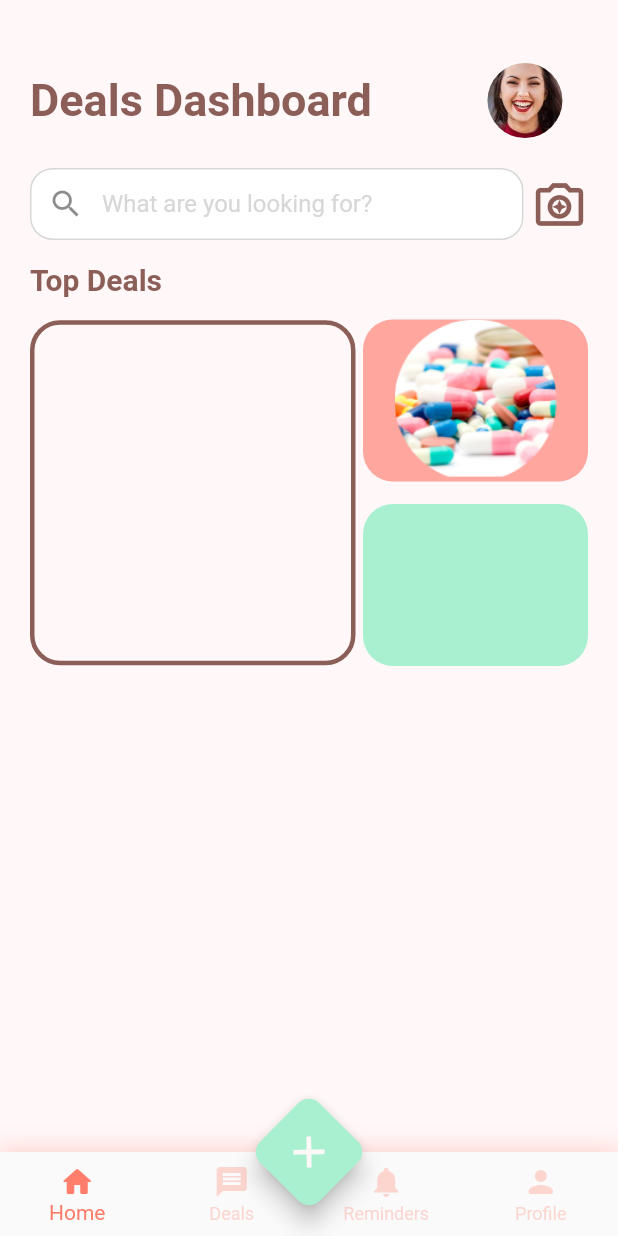
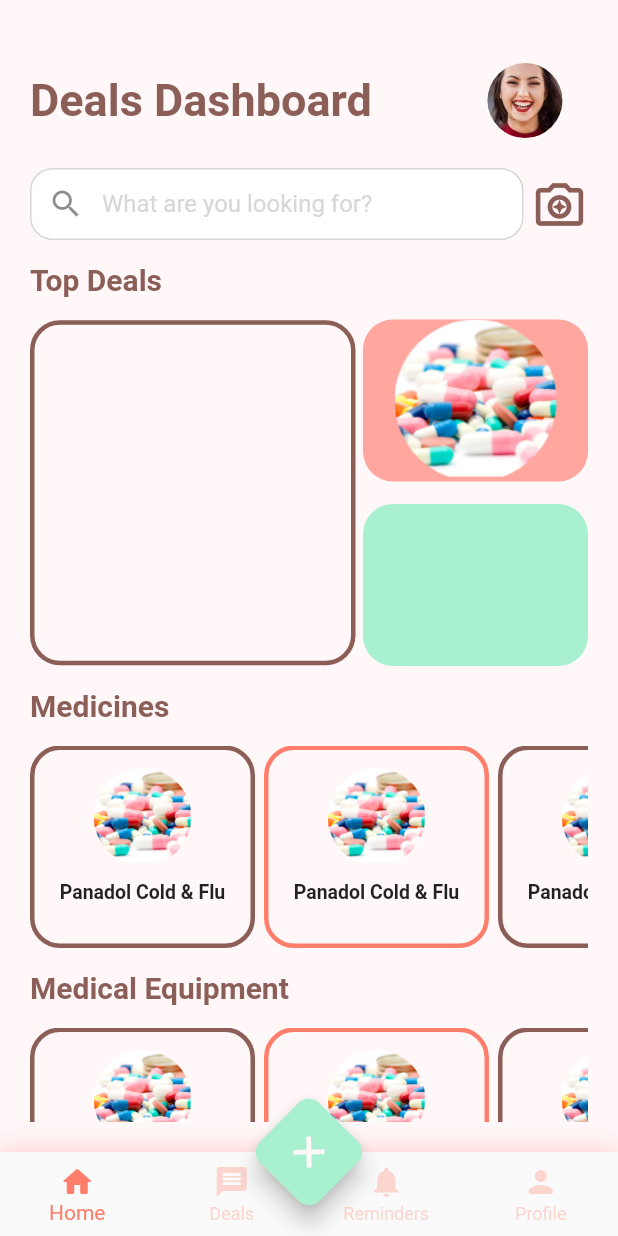
Before and after one commit to SaraHossGit/khalsana_app, a Flutter app: the DealsDashboard screen opened directly, on a phone screen of 412 x 824 dp. Run offline on Flutter 3.47's test engine with Material 2 defaults, Android fonts, the phone set to English and light mode, and no system bars.

Commit message:
Dashboard Tiles

```diff
--- a/lib/shared/component/components.dart
+++ b/lib/shared/component/components.dart
@@ -1,8 +1,10 @@
+// ignore_for_file: prefer_const_constructors
+
 import 'package:flutter/material.dart';
 
 import '../../style/colors.dart';
 
-Widget defaultTextForm({
+Widget customizedTextForm({
   required var controller,
   required IconData prefixIcon,
   required String hint,
@@ -57,3 +59,85 @@
         ),
       ),
     );
+
+Widget customizedNavBar({
+  required var selectedIndex,
+  required var onItemTapped,
+}) =>
+    Container(
+      decoration: BoxDecoration(
+        boxShadow: [
+          BoxShadow(
+            color: buttonColor2.withOpacity(0.3),
+            spreadRadius: 2,
+            blurRadius: 12,
+          ),
+        ],
+      ),
+      child: ClipRRect(
+        child: BottomNavigationBar(
+          unselectedItemColor: buttonColor2.withOpacity(0.3),
+          selectedItemColor: buttonColor2,
+          type: BottomNavigationBarType.fixed,
+          items: const [
+            BottomNavigationBarItem(
+              icon: Icon(Icons.home_rounded),
+              label: 'Home',
+            ),
+            BottomNavigationBarItem(
+              icon: Icon(Icons.message),
+              label: 'Deals',
+            ),
+            BottomNavigationBarItem(
+              icon: Icon(Icons.notifications),
+              label: 'Reminders',
+            ),
+            BottomNavigationBarItem(
+              icon: Icon(Icons.person_rounded),
+              label: 'Profile',
+            ),
+          ],
+          currentIndex: selectedIndex,
+          onTap: onItemTapped,
+        ),
+      ),
+    );
+
+Widget customizedFloatingActionButton() => Transform.rotate(
+      angle: 40.05,
+      child: FloatingActionButton(
+        foregroundColor: backgroundColor, //Color of the "add" icon
+        splashColor: buttonColor2, //Color when the icon is pressed
+        onPressed: () {},
+        child: Transform.rotate(
+            angle: 40.05,
+            child: const Icon(
+              Icons.add,
+              size: 35.0,
+            )),
+        backgroundColor: buttonColor1,
+        shape: RoundedRectangleBorder(
+          borderRadius: BorderRadius.circular(10.0),
+        ),
+      ),
+    );
+
+Widget customizedHeadline({
+  required String data,
+}) =>
+    Column(children: [
+      SizedBox(
+        height: 15.0,
+      ),
+      Text(
+        data,
+        style: TextStyle(
+          color: TextColor1,
+          fontWeight: FontWeight.bold,
+          fontSize: 20.0,
+        ),
+      ),
+      SizedBox(
+        height: 15.0,
+      ),
+    ]);
--- a/lib/view/dealsDashboard.dart
+++ b/lib/view/dealsDashboard.dart
@@ -1,8 +1,7 @@
-// ignore_for_file: prefer_const_constructors
+// ignore_for_file: prefer_const_constructors, use_key_in_widget_constructors
 
 import 'package:flutter/material.dart';
 import 'package:khalsana_app/style/colors.dart';
-
 import '../shared/component/components.dart';
 
 class DealsDashboard extends StatefulWidget {
@@ -12,80 +11,37 @@
 
 class _DealsDashboardState extends State<DealsDashboard> {
   var searchController = TextEditingController();
-  int _selectedIndex = 0;
-  void _onItemTapped(int index) {
+  int selectedIndex = 0;
+  void onItemTapped(int index) {
     setState(() {
-      _selectedIndex = index;
+      selectedIndex = index;
     });
   }
 
   @override
   Widget build(BuildContext context) {
-    // ignore: prefer_const_literals_to_create_immutables
     return Scaffold(
-      floatingActionButton: Transform.rotate(
-        angle: 40.05,
-        child: FloatingActionButton(
-          foregroundColor: backgroundColor, //Color of the "add" icon
-          splashColor: buttonColor2, //Color when the icon is pressed
-          onPressed: () {},
-          child: Transform.rotate(
-              angle: 40.05,
-              child: const Icon(
-                Icons.add,
-                size: 35.0,
-              )),
-          backgroundColor: buttonColor1,
-          shape: RoundedRectangleBorder(
-            borderRadius: BorderRadius.circular(10.0),
-          ),
-        ),
-      ),
+      floatingActionButton: customizedFloatingActionButton(),
       floatingActionButtonLocation: FloatingActionButtonLocation.centerDocked,
-      bottomNavigationBar: Container(
-        decoration: boxDecoration(),
-        // margin: const EdgeInsets.all(12.0),
-        child: ClipRRect(
-          // borderRadius:
-          // const BorderRadius.vertical(bottom: Radius.circular(25.0)),
-          child: BottomNavigationBar(
-            unselectedItemColor: buttonColor2.withOpacity(0.3),
-            selectedItemColor: buttonColor2,
-            type: BottomNavigationBarType.fixed,
-            items: const [
-              BottomNavigationBarItem(
-                icon: Icon(Icons.home_rounded),
-                label: 'Home',
-              ),
-              BottomNavigationBarItem(
-                icon: Icon(Icons.message),
-                label: 'Deals',
-              ),
-              BottomNavigationBarItem(
-                icon: Icon(Icons.notifications),
-                label: 'Reminders',
-              ),
-              BottomNavigationBarItem(
-                icon: Icon(Icons.person_rounded),
-                label: 'Profile',
-              ),
-            ],
-            currentIndex: _selectedIndex,
-            onTap: _onItemTapped,
-          ),
-        ),
+      bottomNavigationBar: customizedNavBar(
+        onItemTapped: onItemTapped,
+        selectedIndex: selectedIndex,
       ),
       body: SafeArea(
         child: Padding(
           padding: const EdgeInsets.all(
             20.0,
           ),
+          child: SingleChildScrollView(
+            physics: BouncingScrollPhysics(),
             child: Column(
               crossAxisAlignment: CrossAxisAlignment.start,
               children: [
                 SizedBox(
                   height: 22.0,
                 ),
+
+                // Title + Profile Pic.
                 Row(
                   // ignore: prefer_const_literals_to_create_immutables
                   children: [
@@ -113,6 +69,8 @@
                 SizedBox(
                   height: 20.0,
                 ),
+
+                // Search Bar + Scanner
                 Row(
                   mainAxisAlignment: MainAxisAlignment.start,
                   children: [
@@ -129,20 +87,9 @@
                     ),
                   ],
                 ),
-              SizedBox(
-                height: 15.0,
-              ),
-              const Text(
-                "Top Deals",
-                style: TextStyle(
-                  color: TextColor1,
-                  fontWeight: FontWeight.bold,
-                  fontSize: 20.0,
-                ),
-              ),
-              SizedBox(
-                height: 15.0,
-              ),
+
+                // Top Deals Section
+                customizedHeadline(data: "Top Deals"),
                 Row(
                   children: [
                     Expanded(
@@ -190,22 +137,135 @@
                     ),
                   ],
                 ),
+
+                // Medicines Section
+                customizedHeadline(data: "Medicines"),
+                SingleChildScrollView(
+                  scrollDirection: Axis.horizontal,
+                  physics: BouncingScrollPhysics(),
+                  child: Row(
+                    children: [
+                      productItem(
+                        borderColor: TextColor1,
+                        productImage: 'images/med1.png',
+                        productName: "Panadol Cold & Flu",
+                      ),
+                      SizedBox(
+                        width: 6.0,
+                      ),
+                      productItem(
+                        borderColor: buttonColor2,
+                        productImage: 'images/med1.png',
+                        productName: "Panadol Cold & Flu",
+                      ),
+                      SizedBox(
+                        width: 6.0,
+                      ),
+                      productItem(
+                        borderColor: TextColor1,
+                        productImage: 'images/med1.png',
+                        productName: "Panadol Cold & Flu",
+                      ),
+                      SizedBox(
+                        width: 6.0,
+                      ),
+                      productItem(
+                        borderColor: buttonColor2,
+                        productImage: 'images/med1.png',
+                        productName: "Panadol Cold & Flu",
+                      ),
                     ],
+                  ),
+                ),
+
+                // Medical Equipment Section
+                customizedHeadline(data: "Medical Equipment"),
+                SingleChildScrollView(
+                  scrollDirection: Axis.horizontal,
+                  physics: BouncingScrollPhysics(),
+                  child: Row(
+                    children: [
+                      productItem(
+                        borderColor: TextColor1,
+                        productImage: 'images/med1.png',
+                        productName: "Panadol Cold & Flu",
+                      ),
+                      SizedBox(
+                        width: 6.0,
+                      ),
+                      productItem(
+                        borderColor: buttonColor2,
+                        productImage: 'images/med1.png',
+                        productName: "Panadol Cold & Flu",
+                      ),
+                      SizedBox(
+                        width: 6.0,
+                      ),
+                      productItem(
+                        borderColor: TextColor1,
+                        productImage: 'images/med1.png',
+                        productName: "Panadol Cold & Flu",
+                      ),
+                      SizedBox(
+                        width: 6.0,
+                      ),
+                      productItem(
+                        borderColor: buttonColor2,
+                        productImage: 'images/med1.png',
+                        productName: "Panadol Cold & Flu",
+                      ),
+                    ],
+                  ),
+                ),
+              ],
+            ),
           ),
         ),
       ),
     );
   }
 
-  BoxDecoration boxDecoration() {
-    return BoxDecoration(
-      boxShadow: [
-        BoxShadow(
-          color: buttonColor2.withOpacity(0.3),
-          spreadRadius: 2,
-          blurRadius: 12,
+  Widget productItem({
+    required Color borderColor,
+    required String productImage,
+    required String productName,
+  }) =>
+      Container(
+        width: 150.0,
+        height: 135.0,
+        decoration: BoxDecoration(
+          borderRadius: BorderRadius.circular(20.0),
+          border: Border.all(
+            color: borderColor,
+            width: 3,
+          ),
+        ),
+        child: Padding(
+          padding: const EdgeInsets.all(12.0),
+          child: Column(
+            // ignore: prefer_const_literals_to_create_immutables
+            children: [
+              Image(
+                height: 65.0,
+                image: AssetImage(
+                  productImage,
+                ),
+              ),
+              SizedBox(
+                height: 10.0,
+              ),
+              Text(
+                productName,
+                maxLines: 2,
+                textAlign: TextAlign.center,
+                overflow: TextOverflow.ellipsis,
+                style: TextStyle(
+                  fontSize: 13.0,
+                  fontWeight: FontWeight.bold,
+                ),
               ),
             ],
+          ),
+        ),
       );
 }
-}
```
Lines whose indentation alone changed are shown as unchanged.
